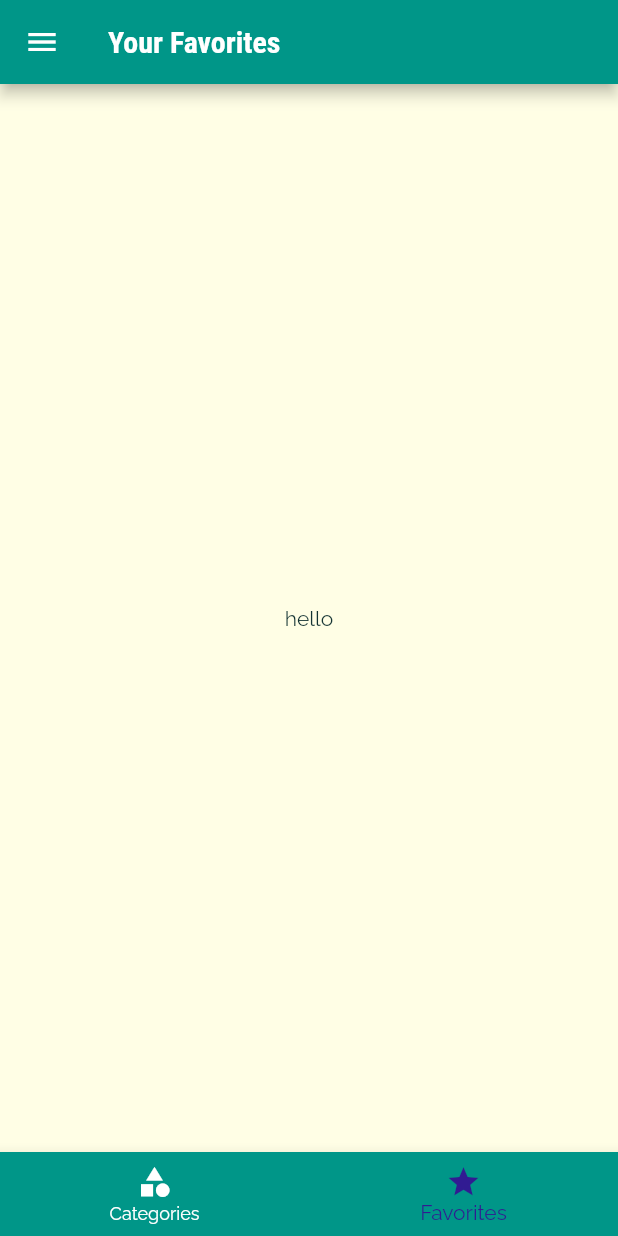
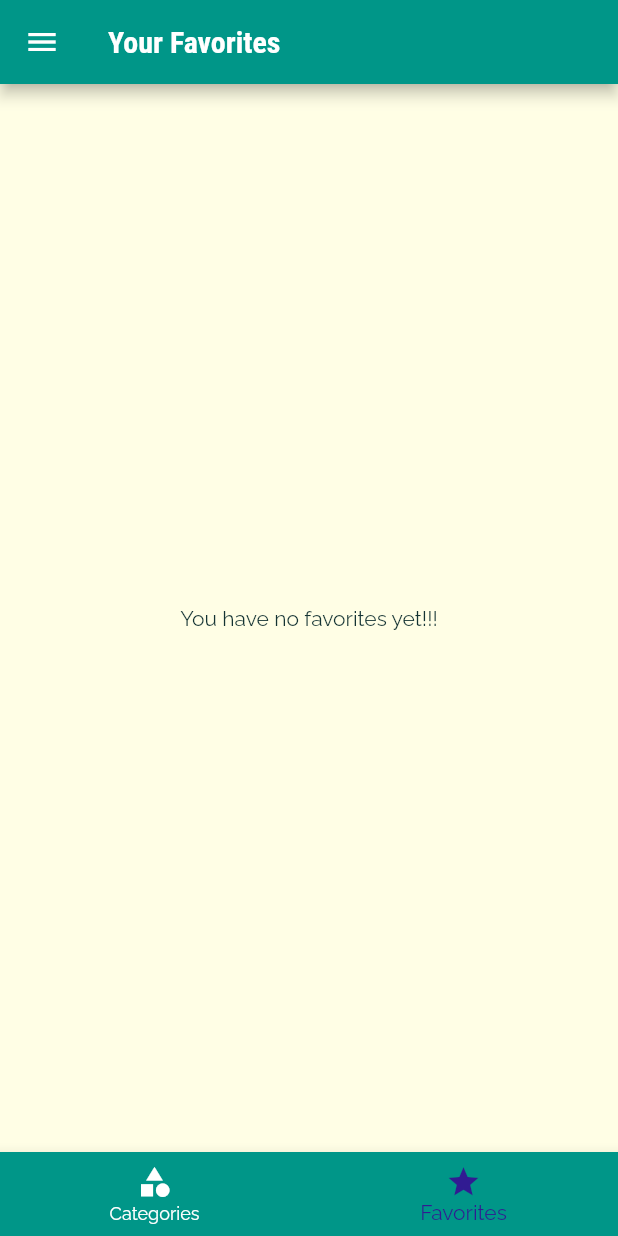
Before and after one commit to TapanDangi/meals_app, a Flutter app: the screen it shows after launch, item 2 of the bottom bar chosen, on a phone screen of 412 x 824 dp. Run offline on Flutter 3.47's test engine with Material 2 defaults, Android fonts, the phone set to English and light mode, and no system bars.

Commit message:
final commit

```diff
--- a/lib/main.dart
+++ b/lib/main.dart
@@ -26,12 +26,14 @@ class _MyAppState extends State<MyApp> {
   };
 
   List<Meal> _availableMeals = dummyMeals;
+  List<Meal> _favoriteMeals = [];
 
   void _setFilters(Map<String, bool> filterData) {
     setState(() {
       _filters = filterData;
       _availableMeals = dummyMeals.where((meal) {
         if (_filters['gluten']! && !meal.isGlutenFree) {
+          //! after_filters[gluten] signifies a null check
           return false;
         }
         if (_filters['lactose']! && !meal.isLactoseFree) {
@@ -46,6 +48,33 @@ class _MyAppState extends State<MyApp> {
         return true;
       }).toList();
     });
+  }
+
+  void _toggleFavorites(String mealId) {
+    final existingIndex =
+        _favoriteMeals.indexWhere((meal) => meal.id == mealId);
+    //.indexWhere checks whether a certain element is part of that list and then automatically
+    //gives the index of that element
+    //it returns -1 if the element is not part of the list
+    if (existingIndex >= 0) {
+      setState(() {
+        _favoriteMeals.removeAt(existingIndex);
+        //removes the element at that index we get from existingIndex property
+        //used for unfavoriting a meal
+      });
+    } else {
+      setState(() {
+        _favoriteMeals.add(dummyMeals.firstWhere((meal) => meal.id == mealId));
+        //firstWhere property returns the first element that satisfies the condition
+        //used for favoriting a meal
+      });
+    }
+  }
+
+  bool _isMealFavorite(String id) {
+    return _favoriteMeals.any((meal) => meal.id == id);
+    //this returns true if we find any element for which the given condition is saisfied.
+    //any method stops after the first element if found.
   }
 
   @override
@@ -76,11 +105,12 @@ class _MyAppState extends State<MyApp> {
       initialRoute: '/',
       //sets the initial route
       routes: {
-        '/': (ctx) => const TabsScreen(),
+        '/': (ctx) => TabsScreen(favoriteMeals: _favoriteMeals),
         // '/' is is the route to home page
         CategoryMealsScreen.routeName: (ctx) =>
             CategoryMealsScreen(availableMeals: _availableMeals),
-        MealDetailScreen.routeName: (ctx) => const MealDetailScreen(),
+        MealDetailScreen.routeName: (ctx) => MealDetailScreen(
+            toggleFavorites: _toggleFavorites, isMealFavorite: _isMealFavorite),
         FiltersScreen.routeName: (ctx) =>
             FiltersScreen(saveFilters: _setFilters, currentFilters: _filters),
       },
--- a/lib/screens/category_meals_screen.dart
+++ b/lib/screens/category_meals_screen.dart
@@ -62,7 +62,6 @@ class _CategoryMealsScreenState extends State<CategoryMealsScreen> {
             duration: displayedMeals[index].duration,
             complexity: displayedMeals[index].complexity,
             affordability: displayedMeals[index].affordability,
-            removeItem: _removeMeal,
           );
         },
         itemCount: displayedMeals.length,
--- a/lib/screens/favorites_screen.dart
+++ b/lib/screens/favorites_screen.dart
@@ -1,12 +1,33 @@
 import 'package:flutter/material.dart';
 
+import '../models/meal.dart';
+import '../widgets/meal_item.dart';
+
 class FavoritesScreen extends StatelessWidget {
-  const FavoritesScreen({Key? key}) : super(key: key);
+  const FavoritesScreen({Key? key, required this.favorites}) : super(key: key);
+
+  final List<Meal> favorites;
 
   @override
   Widget build(BuildContext context) {
-    return const Center(
-      child: Text('hello'),
-    );
+    if (favorites.isEmpty) {
+      return const Center(
+        child: Text('You have no favorites yet!!!'),
+      );
+    } else {
+      return ListView.builder(
+        itemBuilder: (ctx, index) {
+          return MealItem(
+            id: favorites[index].id,
+            title: favorites[index].title,
+            imageUrl: favorites[index].imageUrl,
+            duration: favorites[index].duration,
+            complexity: favorites[index].complexity,
+            affordability: favorites[index].affordability,
+          );
+        },
+        itemCount: favorites.length,
+      );
+    }
   }
 }
--- a/lib/screens/tabs_screen.dart
+++ b/lib/screens/tabs_screen.dart
@@ -3,27 +3,38 @@ import 'package:flutter/material.dart';
 import '../widgets/main_drawer.dart';
 import './favorites_screen.dart';
 import './categories_screen.dart';
+import '../models/meal.dart';
 
 class TabsScreen extends StatefulWidget {
-  const TabsScreen({Key? key}) : super(key: key);
+  const TabsScreen({Key? key, required this.favoriteMeals}) : super(key: key);
+
+  final List<Meal> favoriteMeals;
 
   @override
   State<TabsScreen> createState() => _TabsScreenState();
 }
 
 class _TabsScreenState extends State<TabsScreen> {
-  final List<Map<String, Object>> _pages = [
+  late List<Map<String, Object>> _pages;
+
+  int _selectedPageIndex = 0;
+
+  @override
+  void initState() {
+    _pages = [
       {
         'page': const CategoriesScreen(),
         'title': 'Categories',
       },
       {
-      'page': const FavoritesScreen(),
+        'page': FavoritesScreen(favorites: widget.favoriteMeals),
+        //initState is used because widget.favoriteMeals property cannot be used while initialization
+        //it can only be used in build method or initState.
         'title': 'Your Favorites',
       },
     ];
-
-  int _selectedPageIndex = 0;
+    super.initState();
+  }
 
   void _selectPage(int index) {
     setState(() {
--- a/lib/widgets/meal_item.dart
+++ b/lib/widgets/meal_item.dart
@@ -12,7 +12,6 @@ class MealItem extends StatelessWidget {
     required this.duration,
     required this.complexity,
     required this.affordability,
-    required this.removeItem,
   }) : super(key: key);
 
   final String id;
@@ -21,7 +20,6 @@ class MealItem extends StatelessWidget {
   final int duration;
   final Complexity complexity;
   final Affordability affordability;
-  final Function removeItem;
 
   String get complexityText {
     switch (complexity) {
@@ -57,7 +55,7 @@ class MealItem extends StatelessWidget {
     )
         .then((result) {
       if (result != null) {
-        removeItem(result);
+        //removeItem(result);
       }
     });
     //then((result) {}) function is executed after the new screen is pushed and then popped
```
Also changed, not shown: lib/screens/meal_detail_screen.dart (+11 -5 lines). Lines whose indentation alone changed are shown as unchanged.
